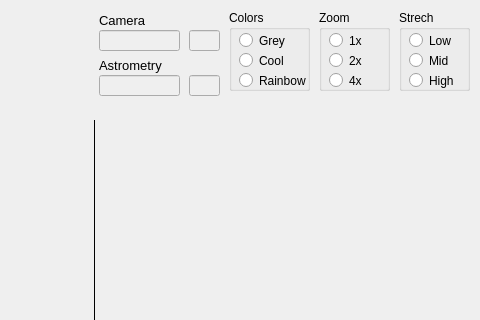
Before: the Qt Designer form mountwizzard/gui/image_dialog_ui.ui in sayitfast/MountWizzard3, drawn with Qt 5; both pictures show x 311 to 791 and y 0 to 320 of the 791 by 641 pixel window.
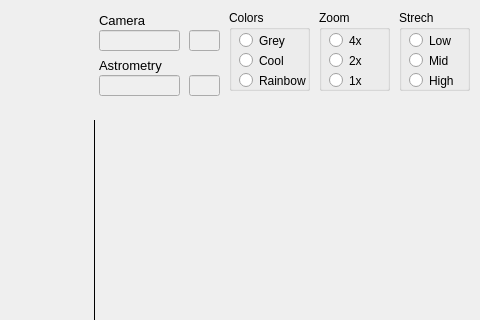
After: the same form once the commit is applied.

```diff
--- a/mountwizzard/gui/image_dialog_ui.ui
+++ b/mountwizzard/gui/image_dialog_ui.ui
@@ -142,7 +142,7 @@
      </rect>
     </property>
     <property name="text">
-     <string>1x</string>
+     <string>4x</string>
     </property>
    </widget>
    <widget class="QRadioButton" name="btn_size50">
@@ -168,7 +168,7 @@
      </rect>
     </property>
     <property name="text">
-     <string>4x</string>
+     <string>1x</string>
     </property>
    </widget>
   </widget>
```
